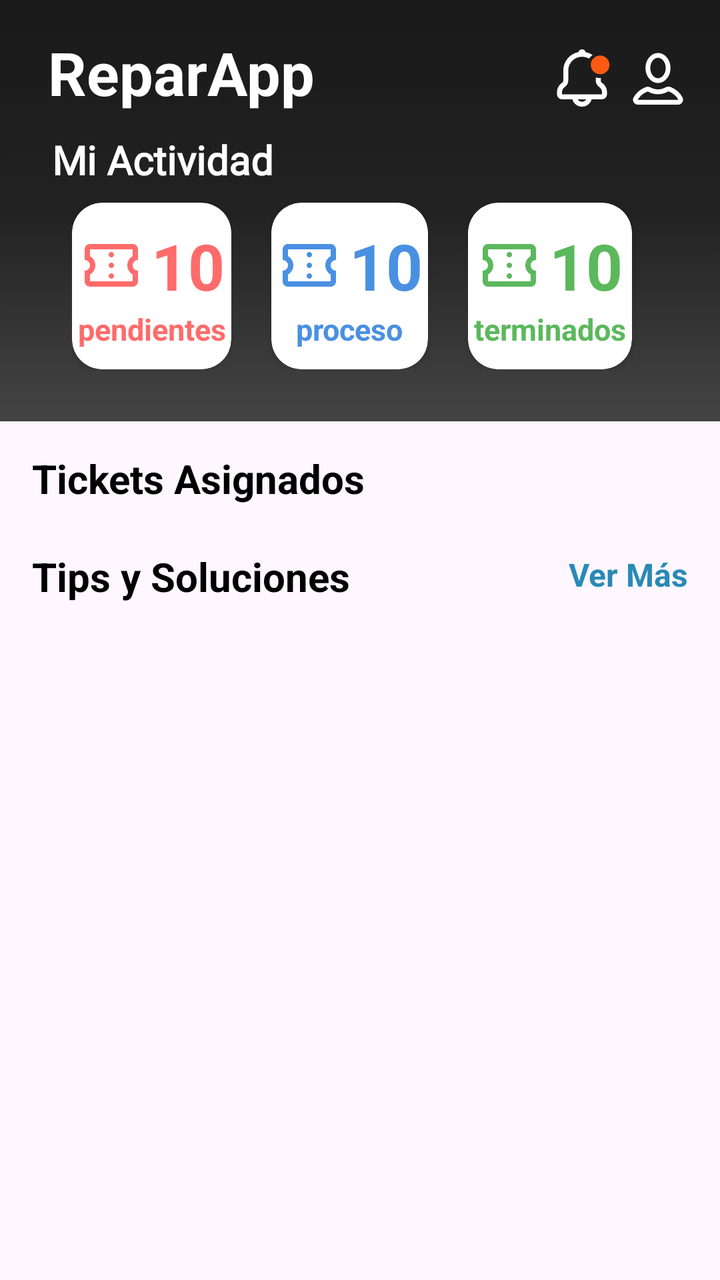
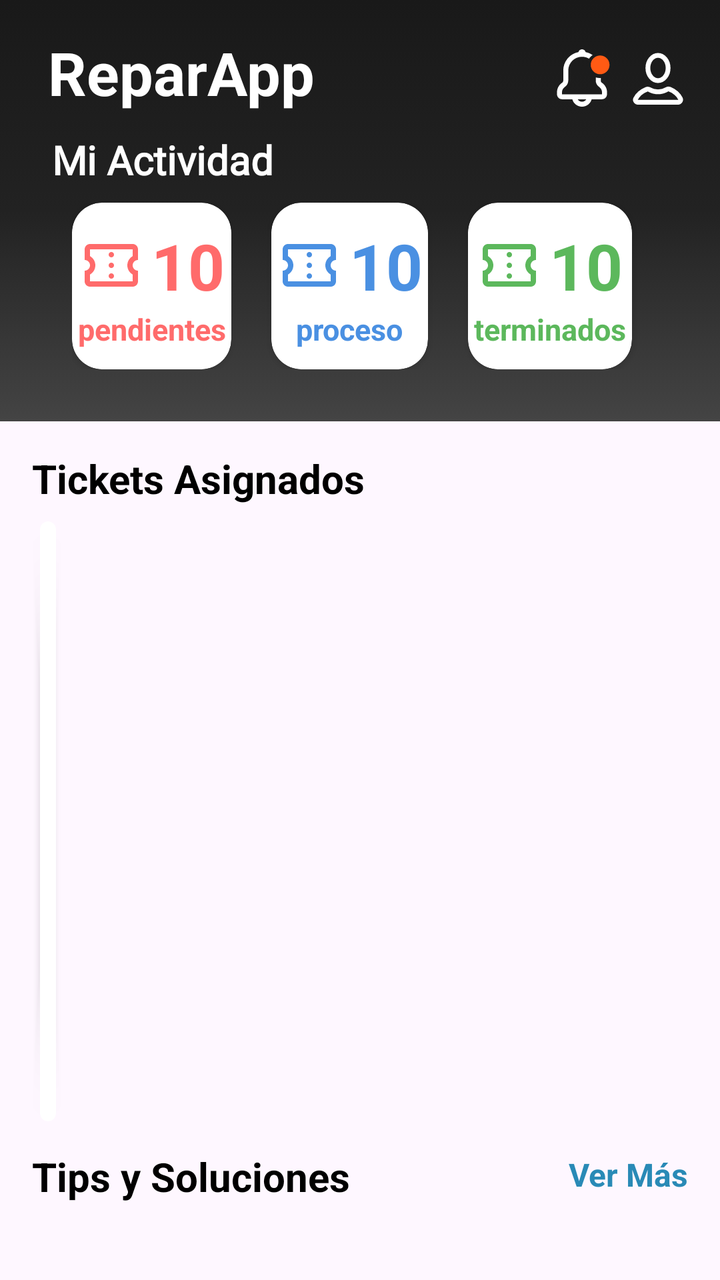

The first picture is an Android layout as it rendered before a commit; the second is the same layout after the commit. The layout source and the unified diff follow.
<!-- AndroidManifest.xml: application theme Theme.ReparApp -->
<!-- res/layout/fragment_home_technical.xml -->
<?xml version="1.0" encoding="utf-8"?>
<LinearLayout xmlns:android="http://schemas.android.com/apk/res/android"
    xmlns:app="http://schemas.android.com/apk/res-auto"
    xmlns:tools="http://schemas.android.com/tools"
    android:layout_width="match_parent"
    android:orientation="vertical"
    android:layout_height="match_parent">

    <LinearLayout
        android:layout_width="match_parent"
        android:layout_height="match_parent"
        android:orientation="vertical">

        <LinearLayout
            android:layout_width="match_parent"
            android:layout_height="wrap_content"
            android:background="@drawable/bg_fondo"
            android:orientation="vertical"
            android:padding="16dp"
            >
            <androidx.constraintlayout.widget.ConstraintLayout
                android:id="@+id/headerLayout"
                android:layout_width="match_parent"
                android:layout_height="wrap_content"
                android:gravity="center_vertical"
                android:orientation="horizontal"
                >

                <TextView
                    android:id="@+id/tv_titulo_home"
                    android:layout_width="wrap_content"
                    android:layout_height="wrap_content"
                    android:layout_marginStart="8dp"
                    android:text="@string/home"
                    android:textColor="@android:color/white"
                    android:textSize="30sp"
                    android:textStyle="bold"
                    app:layout_constraintStart_toStartOf="parent"
                    app:layout_constraintTop_toTopOf="parent" />

                <ImageView
                    android:id="@+id/img_usuario_notificacion"
                    android:layout_width="30dp"
                    android:layout_height="30dp"
                    android:layout_marginTop="8dp"
                    android:layout_marginEnd="8dp"
                    android:src="@drawable/icon_noti_act"
                    app:layout_constraintEnd_toStartOf="@id/img_usuario_perfil"
                    app:layout_constraintTop_toTopOf="parent" />

                <ImageView
                    android:id="@+id/img_usuario_perfil"
                    android:layout_width="30dp"
                    android:layout_height="30dp"
                    android:layout_marginTop="8dp"
                    android:src="@drawable/icon_profile_pru"
                    app:layout_constraintEnd_toEndOf="parent"
                    app:layout_constraintTop_toTopOf="parent" />

            </androidx.constraintlayout.widget.ConstraintLayout>

            <TextView
                android:layout_width="wrap_content"
                android:layout_height="wrap_content"
                android:fontFamily="@font/roboto_bold"
                android:layout_marginStart="10dp"
                android:text="Mi Actividad"
                android:textColor="@color/white"
                android:layout_marginTop="10dp"
                android:textSize="20sp"
                android:textStyle="bold" />

            <LinearLayout
                android:layout_width="match_parent"
                android:layout_height="wrap_content"
                android:layout_marginTop="8dp"
                android:layout_marginBottom="10dp"
                android:orientation="horizontal"
                android:paddingHorizontal="20dp">

                <androidx.cardview.widget.CardView
                    android:id="@+id/card_tickets_pendientes"
                    android:layout_width="wrap_content"
                    android:layout_height="wrap_content"
                    android:layout_marginEnd="20dp"
                    android:layout_weight="1"
                    app:cardBackgroundColor="@color/white"
                    app:cardCornerRadius="15dp"
                    app:cardElevation="2dp"
                    app:strokeColor="@color/black"
                    app:strokeWidth="2dp">

                    <androidx.constraintlayout.widget.ConstraintLayout
                        android:layout_width="match_parent"
                        android:layout_height="match_parent"
                        android:gravity="center"
                        android:orientation="horizontal"
                        android:paddingVertical="10dp">

                        <LinearLayout
                            android:id="@+id/cantidad_pendiente"
                            android:layout_width="wrap_content"
                            android:layout_height="wrap_content"
                            android:gravity="center_horizontal"
                            android:orientation="horizontal"
                            app:layout_constraintEnd_toEndOf="parent"
                            app:layout_constraintStart_toStartOf="parent"
                            app:layout_constraintTop_toTopOf="parent">

                            <ImageView
                                android:id="@+id/img_ticket_pendientes"
                                android:layout_width="32dp"
                                android:layout_height="32dp"
                                android:layout_gravity="center"
                                android:contentDescription="Ticket Icon"
                                android:src="@drawable/ic_ticket_while"
                                app:tint="#FF6B6B" />

                            <TextView
                                android:id="@+id/tv_tickets_pendientes"
                                android:layout_width="wrap_content"
                                android:layout_height="wrap_content"
                                android:layout_marginStart="4dp"
                                android:text="10"
                                android:textColor="#FF6B6B"
                                android:textSize="32sp"
                                android:textStyle="bold"
                                app:layout_constraintStart_toEndOf="@id/img_ticket_pendientes"
                                app:layout_constraintTop_toTopOf="parent" />

                        </LinearLayout>

                        <TextView
                            android:layout_width="wrap_content"
                            android:layout_height="wrap_content"
                            android:text="@string/pendientes"
                            android:textColor="#FF6B6B"
                            android:textSize="15sp"
                            android:textStyle="bold"
                            app:layout_constraintEnd_toEndOf="parent"
                            app:layout_constraintStart_toStartOf="parent"
                            app:layout_constraintTop_toBottomOf="@id/cantidad_pendiente" />
                    </androidx.constraintlayout.widget.ConstraintLayout>
                </androidx.cardview.widget.CardView>

                <androidx.cardview.widget.CardView
                    android:id="@+id/card_tickets_asignados"
                    android:layout_width="wrap_content"
                    android:layout_height="wrap_content"
                    android:layout_marginEnd="20dp"
                    android:layout_weight="1"
                    app:cardBackgroundColor="@color/white"
                    app:cardCornerRadius="15dp"
                    app:cardElevation="2dp">

                    <androidx.constraintlayout.widget.ConstraintLayout
                        android:layout_width="match_parent"
                        android:layout_height="match_parent"
                        android:gravity="center"
                        android:orientation="horizontal"
                        android:paddingVertical="10dp">

                        <LinearLayout
                            android:id="@+id/cantidad_asignado"
                            android:layout_width="wrap_content"
                            android:layout_height="wrap_content"
                            android:gravity="center_horizontal"
                            android:orientation="horizontal"
                            app:layout_constraintEnd_toEndOf="parent"
                            app:layout_constraintStart_toStartOf="parent"
                            app:layout_constraintTop_toTopOf="parent">

                            <ImageView
                                android:layout_width="32dp"
                                android:layout_height="32dp"
                                android:layout_gravity="center"
                                android:contentDescription="Ticket Icon"
                                android:src="@drawable/ic_ticket_while"
                                app:tint="#4A90E2" />

                            <TextView
                                android:id="@+id/tv_tickets_asignados"
                                android:layout_width="wrap_content"
                                android:layout_height="wrap_content"
                                android:layout_marginStart="4dp"
                                android:text="10"
                                android:textColor="#4A90E2"
                                android:textSize="32sp"
                                android:textStyle="bold" />

                        </LinearLayout>

                        <TextView
                            android:layout_width="wrap_content"
                            android:layout_height="wrap_content"
                            android:text="proceso"
                            android:textColor="#4A90E2"
                            android:textSize="15sp"
                            android:textStyle="bold"
                            app:layout_constraintEnd_toEndOf="parent"
                            app:layout_constraintStart_toStartOf="parent"
                            app:layout_constraintTop_toBottomOf="@id/cantidad_asignado" />
                    </androidx.constraintlayout.widget.ConstraintLayout>
                </androidx.cardview.widget.CardView>

                <androidx.cardview.widget.CardView
                    android:id="@+id/card_tickets_terminados"
                    android:layout_width="wrap_content"
                    android:layout_height="wrap_content"
                    android:layout_marginEnd="8dp"
                    android:layout_weight="1"
                    app:cardBackgroundColor="@color/white"
                    app:cardCornerRadius="15dp"
                    app:cardElevation="2dp">

                    <androidx.constraintlayout.widget.ConstraintLayout
                        android:layout_width="match_parent"
                        android:layout_height="match_parent"
                        android:gravity="center"
                        android:orientation="horizontal"
                        android:paddingVertical="10dp">

                        <LinearLayout
                            android:id="@+id/cantidad_pentdiente"
                            android:layout_width="wrap_content"
                            android:layout_height="wrap_content"
                            android:gravity="center_horizontal"
                            android:orientation="horizontal"
                            app:layout_constraintEnd_toEndOf="parent"
                            app:layout_constraintStart_toStartOf="parent"
                            app:layout_constraintTop_toTopOf="parent">

                            <ImageView
                                android:id="@+id/img_ticket_terminados"
                                android:layout_width="32dp"
                                android:layout_height="32dp"
                                android:layout_gravity="center"
                                android:contentDescription="Ticket Icon"
                                android:src="@drawable/ic_ticket_while"
                                app:tint="#5CB85C" />

                            <TextView
                                android:id="@+id/tv_tickets_terminados"
                                android:layout_width="wrap_content"
                                android:layout_height="wrap_content"
                                android:layout_marginStart="4dp"
                                android:text="10"
                                android:textColor="#5CB85C"
                                android:textSize="32sp"
                                android:textStyle="bold"
                                app:layout_constraintStart_toEndOf="@id/img_ticket_pendientes"
                                app:layout_constraintTop_toTopOf="parent" />

                        </LinearLayout>

                        <TextView
                            android:layout_width="wrap_content"
                            android:layout_height="wrap_content"
                            android:text="terminados"
                            android:textColor="#5CB85C"
                            android:textSize="15sp"
                            android:textStyle="bold"
                            app:layout_constraintEnd_toEndOf="parent"
                            app:layout_constraintStart_toStartOf="parent"
                            app:layout_constraintTop_toBottomOf="@id/cantidad_pentdiente" />
                    </androidx.constraintlayout.widget.ConstraintLayout>
                </androidx.cardview.widget.CardView>

            </LinearLayout>
        </LinearLayout>


        <LinearLayout
            android:layout_width="match_parent"
            android:layout_height="wrap_content"
            android:layout_marginHorizontal="16dp"
            android:layout_weight="1"
            android:orientation="vertical">

            <ScrollView
                android:layout_width="match_parent"
                android:layout_height="match_parent"
                android:fillViewport="true">
                <LinearLayout
                    android:layout_width="match_parent"
                    android:layout_height="match_parent"
                    android:orientation="vertical">
                    <androidx.constraintlayout.widget.ConstraintLayout
                        android:layout_width="match_parent"
                        android:layout_height="wrap_content"
                        android:layout_marginTop="15dp">

                        <TextView
                            android:id="@+id/tv_titulo_mis_tickets"
                            android:layout_width="wrap_content"
                            android:layout_height="wrap_content"
                            android:text="Tickets Asignados"
                            android:textColor="@color/black"
                            android:textSize="20sp"
                            android:textStyle="bold"
                            app:layout_constraintBottom_toBottomOf="parent"
                            app:layout_constraintStart_toStartOf="parent"
                            app:layout_constraintTop_toTopOf="parent" />

                        
                        
                        
                        
                        
                        
                        
                        
                        
                        
                        
                    </androidx.constraintlayout.widget.ConstraintLayout>

                    <androidx.cardview.widget.CardView
                        android:layout_width="wrap_content"
                        android:layout_height="wrap_content"
                        android:layout_marginHorizontal="4dp"
                        android:layout_marginTop="8dp"
                        app:cardCornerRadius="4dp">

                        <TextView
                            android:id="@+id/tv_no_tickets"
                            android:layout_width="match_parent"
                            android:layout_height="wrap_content"
                            android:text="No hay tickets registrados"
                            android:gravity="center"
                            android:textSize="16sp"
                            android:textColor="@color/black"
                            android:visibility="gone"
                            android:layout_marginTop="10dp"
                            />

                        <androidx.recyclerview.widget.RecyclerView
                            android:id="@+id/rv_historial_tickets"
                            android:layout_width="match_parent"
                            android:layout_height="wrap_content"
                            android:paddingHorizontal="10dp"
                            tools:layoutManager="LinearLayoutManager"
                            tools:listitem="@layout/item_ticket_card"
                            tools:orientation="horizontal" />
                    </androidx.cardview.widget.CardView>

                    <androidx.constraintlayout.widget.ConstraintLayout
                        android:layout_width="match_parent"
                        android:layout_height="wrap_content"
                        android:layout_marginTop="14dp">

                        <TextView
                            android:id="@+id/tv_tips_soluciones"
                            android:layout_width="wrap_content"
                            android:layout_height="wrap_content"
                            android:text="Tips y Soluciones"
                            android:textColor="@color/black"
                            android:textSize="20sp"
                            android:textStyle="bold"
                            app:layout_constraintBottom_toBottomOf="parent"
                            app:layout_constraintStart_toStartOf="parent"
                            app:layout_constraintTop_toTopOf="parent" />

                        <TextView
                            android:id="@+id/tv_ver_mas"
                            android:layout_width="wrap_content"
                            android:layout_height="24dp"
                            android:text="Ver Más"
                            android:textColor="#298AB6"
                            android:textSize="16dp"
                            android:textStyle="bold"
                            app:layout_constraintBottom_toBottomOf="@id/tv_tips_soluciones"
                            app:layout_constraintEnd_toEndOf="parent"
                            app:layout_constraintTop_toTopOf="parent" />
                    </androidx.constraintlayout.widget.ConstraintLayout>


                    <androidx.recyclerview.widget.RecyclerView
                        android:id="@+id/rv_base_conocimientos"
                        android:layout_width="match_parent"
                        android:layout_height="wrap_content"
                        android:layout_marginTop="10dp"
                        android:scrollbars="none"
                        tools:layoutManager="LinearLayoutManager"
                        tools:listitem="@layout/item_know_prueba"
                        tools:orientation="horizontal" />
                </LinearLayout>
            </ScrollView>


        </LinearLayout>



    </LinearLayout>
</LinearLayout>
<!-- res/layout/item_ticket_card.xml (included above) -->
<?xml version="1.0" encoding="utf-8"?>
<androidx.cardview.widget.CardView xmlns:android="http://schemas.android.com/apk/res/android"
    xmlns:app="http://schemas.android.com/apk/res-auto"
    android:layout_width="120dp"
    android:layout_height="120dp"
    android:layout_marginEnd="12dp"
    app:cardCornerRadius="8dp"
    app:cardElevation="2dp"
    app:cardBackgroundColor="@color/white">
        <LinearLayout
            android:layout_width="match_parent"
            android:layout_height="match_parent"
            android:orientation="vertical"
            android:gravity="center"
            android:padding="8dp">

            <ImageView
                android:layout_width="48dp"
                android:layout_height="48dp"
                android:src="@drawable/ic_ticket_black"
                android:contentDescription="@string/ticket_icon" />

            <TextView
                android:id="@+id/tv_nombre_ticket"
                android:layout_width="wrap_content"
                android:layout_height="wrap_content"
                android:text="Ticket"
                android:textColor="@android:color/black"
                android:textSize="16sp"
                android:textStyle="bold"
                android:layout_marginTop="8dp" />

            <TextView
                android:id="@+id/tv_codigo_ticket"
                android:layout_width="wrap_content"
                android:layout_height="wrap_content"
                android:text="COD7eddasd"
                android:textColor="@android:color/darker_gray"
                android:textSize="12sp"/>
        </LinearLayout>
</androidx.cardview.widget.CardView>
<!-- res/layout/item_know_prueba.xml (included above) -->
<?xml version="1.0" encoding="utf-8"?>
<androidx.cardview.widget.CardView android:layout_width="match_parent"
    android:layout_height="wrap_content"
    xmlns:app="http://schemas.android.com/apk/res-auto"
    app:cardCornerRadius="4dp"
    android:layout_margin="4dp"
    xmlns:android="http://schemas.android.com/apk/res/android">
        <LinearLayout
            android:layout_width="match_parent"
            android:layout_height="110dp"
            android:gravity="start|center"
            android:orientation="vertical"
            android:paddingHorizontal="10dp"
            >

            <TextView
                android:id="@+id/tv_nombre_problema"
                android:layout_width="wrap_content"
                android:layout_height="wrap_content"
                android:gravity="start|center"
                android:text="Pantalla rota de iphone 15"
                android:textSize="18dp"
                android:textAppearance="?attr/textAppearanceHeadline6" />

            <TextView
                android:id="@+id/tv_descripcion_solucion"
                android:layout_width="wrap_content"
                android:layout_height="wrap_content"
                android:layout_marginTop="10dp"
                android:textSize="16dp"
                android:maxLines="2"
                android:ellipsize="end"
                android:textColor="#505050"
                android:text="Para el cambio de pantalla de este modelo, debemos consultar con la guía específica ..."
                android:textAppearance="?attr/textAppearanceBody1" />

        </LinearLayout>
    </androidx.cardview.widget.CardView>
<!-- resources referenced by this layout -->
<resources>
  <color name="black">#FF000000</color>
  <color name="white">#FFFFFFFF</color>
  <!-- drawable bg_fondo (drawable) -->
  <?xml version="1.0" encoding="utf-8"?>
  <selector xmlns:android="http://schemas.android.com/apk/res/android">
      <item>
          <shape android:shape="rectangle">
              <gradient
                  android:type="linear"
                  android:angle="270"
                  android:startColor="#191919"
                  android:centerColor="#222222"
                  android:endColor="#444444"
                  android:gradientRadius="0.8"
              />
          </shape>
      </item>
  </selector>
  <!-- drawable ic_ticket_black: vector/xml drawable (drawable, 2171 chars, omitted) -->
  <!-- drawable icon_profile_pru (drawable) -->
  <vector xmlns:android="http://schemas.android.com/apk/res/android"
      android:width="50dp"
      android:height="50dp"
      android:viewportWidth="50"
      android:viewportHeight="50">
    <path
        android:pathData="M25,6.167C29.323,6.167 33.416,10.511 33.416,16.667C33.416,22.822 29.323,27.166 25,27.167C20.678,27.167 16.583,22.823 16.583,16.667C16.583,10.511 20.678,6.167 25,6.167Z"
        android:strokeWidth="4"
        android:fillColor="#00000000"
        android:strokeColor="#ffffff"/>
    <path
        android:pathData="M32.695,34.381C33.067,34.158 33.845,34.058 34.723,34.336C38.902,36.061 42.012,38.869 43.628,42.101C44.321,43.487 43.327,45.249 41.458,45.249H8.542C7.655,45.249 6.904,44.805 6.484,44.204C6.081,43.626 6.015,42.975 6.345,42.364L6.358,42.337L6.372,42.31C7.996,39.062 11.13,36.239 15.341,34.516L15.41,34.488L15.477,34.454C15.997,34.194 16.761,34.22 17.482,34.483C19.801,35.839 22.187,36.541 25,36.541C27.884,36.541 30.321,35.805 32.695,34.381Z"
        android:strokeWidth="4"
        android:fillColor="#00000000"
        android:strokeColor="#ffffff"/>
  </vector>
  <string name="home">ReparApp</string>
  <string name="pendientes">pendientes</string>
  <string name="ticket_icon">Ticket Icon</string>
  <style name="Theme.ReparApp" parent="Base.Theme.ReparApp" />
  <style name="Base.Theme.ReparApp" parent="Theme.Material3.DayNight.NoActionBar">
          
          
      </style>
  <!-- unchanged entries left out for length: 2 -->
</resources>

<!-- the commit's change to res/layout/fragment_home_technical.xml (unified diff, before → after) -->
@@ -337,11 +337,11 @@
                         <androidx.recyclerview.widget.RecyclerView
                             android:id="@+id/rv_historial_tickets"
                             android:layout_width="match_parent"
-                            android:layout_height="wrap_content"
-                            android:paddingHorizontal="10dp"
+                            android:layout_height="300dp"
+                            android:paddingHorizontal="4dp"
                             tools:layoutManager="LinearLayoutManager"
-                            tools:listitem="@layout/item_ticket_card"
-                            tools:orientation="horizontal" />
+                            tools:listitem="@layout/item_ticket"
+                            tools:orientation="vertical" />
                     </androidx.cardview.widget.CardView>
 
                     <androidx.constraintlayout.widget.ConstraintLayout
@@ -394,47 +394,78 @@
 
     </LinearLayout>
 </LinearLayout>
-<!-- res/layout/item_ticket_card.xml (included above) -->
+<!-- res/layout/item_ticket.xml (included above) -->
 <?xml version="1.0" encoding="utf-8"?>
 <androidx.cardview.widget.CardView xmlns:android="http://schemas.android.com/apk/res/android"
+    android:layout_width="match_parent"
+    android:layout_height="wrap_content"
     xmlns:app="http://schemas.android.com/apk/res-auto"
-    android:layout_width="120dp"
-    android:layout_height="120dp"
-    android:layout_marginEnd="12dp"
+    android:layout_marginHorizontal="8dp"
+    android:layout_marginTop="8dp"
+    android:layout_marginBottom="8dp"
     app:cardCornerRadius="8dp"
-    app:cardElevation="2dp"
-    app:cardBackgroundColor="@color/white">
+    app:cardElevation="2dp">
+
+    <LinearLayout
+        android:layout_width="match_parent"
+        android:layout_height="wrap_content"
+        android:orientation="horizontal"
+        android:padding="16dp"
+        android:gravity="center_vertical">
+
+        <ImageView
+            android:id="@+id/ticketIcon"
+            android:layout_width="24dp"
+            android:layout_height="24dp"
+            android:src="@drawable/icon_device_text"
+            android:contentDescription="Ticket Type Icon"
+            app:tint="@android:color/black"
+            android:layout_marginEnd="12dp" />
+
         <LinearLayout
-            android:layout_width="match_parent"
-            android:layout_height="match_parent"
-            android:orientation="vertical"
-            android:gravity="center"
-            android:padding="8dp">
-
-            <ImageView
-                android:layout_width="48dp"
-                android:layout_height="48dp"
-                android:src="@drawable/ic_ticket_black"
-                android:contentDescription="@string/ticket_icon" />
+            android:layout_width="0dp"
+            android:layout_height="wrap_content"
+            android:layout_weight="1"
+            android:orientation="vertical">
 
             <TextView
-                android:id="@+id/tv_nombre_ticket"
+                android:id="@+id/ticket_codigo"
                 android:layout_width="wrap_content"
                 android:layout_height="wrap_content"
-                android:text="Ticket"
+                android:text="FALLO ..."
                 android:textColor="@android:color/black"
                 android:textSize="16sp"
-                android:textStyle="bold"
-                android:layout_marginTop="8dp" />
+                android:textStyle="bold" />
 
             <TextView
-                android:id="@+id/tv_codigo_ticket"
+                android:id="@+id/ticket_fecha_reporte"
                 android:layout_width="wrap_content"
                 android:layout_height="wrap_content"
-                android:text="COD7eddasd"
-                android:textColor="@android:color/darker_gray"
-                android:textSize="12sp"/>
+                android:text="12 Mayo 2025 - 9:14 Am"
+                android:textColor="@color/grey"
+                android:textSize="14sp"
+                android:layout_marginTop="4dp" />
+
         </LinearLayout>
+
+        <com.google.android.material.button.MaterialButton
+            android:id="@+id/btn_ticket_ver_detalle"
+            android:layout_width="wrap_content"
+            android:layout_height="50dp"
+            android:text="@string/detalle"
+            android:textColor="@android:color/white"
+            android:backgroundTint = "@android:color/holo_red_dark"
+            android:textSize="14sp"
+            android:paddingHorizontal="10dp"
+            android:paddingVertical="6dp"
+            android:textAllCaps="false"
+            android:minWidth="0dp"
+            android:minHeight="0dp"
+            app:icon="@drawable/ic_arrow_right"
+            app:iconGravity="end"
+            app:cornerRadius="5dp"/>
+    </LinearLayout>
+
 </androidx.cardview.widget.CardView>
 <!-- res/layout/item_know_prueba.xml (included above) -->
 <?xml version="1.0" encoding="utf-8"?>
<!-- resource entries referenced after the edit -->
@@ -1,6 +1,7 @@
 <!-- resources referenced by this layout -->
 <resources>
   <color name="black">#FF000000</color>
+  <color name="grey">#828282</color>
   <color name="white">#FFFFFFFF</color>
   <!-- drawable bg_fondo (drawable) -->
   <?xml version="1.0" encoding="utf-8"?>
@@ -18,7 +19,17 @@
           </shape>
       </item>
   </selector>
-  <!-- drawable ic_ticket_black: vector/xml drawable (drawable, 2171 chars, omitted) -->
+  <!-- drawable ic_arrow_right: png bitmap (drawable, 198 bytes) -->
+  <!-- drawable icon_device_text (drawable) -->
+  <vector xmlns:android="http://schemas.android.com/apk/res/android"
+      android:width="24dp"
+      android:height="24dp"
+      android:viewportWidth="960"
+      android:viewportHeight="960">
+    <path
+        android:pathData="M480,420ZM80,800v-80h400v80L80,800ZM200,680q-33,0 -56.5,-23.5T120,600v-360q0,-33 23.5,-56.5T200,160h560q33,0 56.5,23.5T840,240L200,240v360h280v80L200,680ZM800,720v-320L640,400v320h160ZM620,800q-25,0 -42.5,-17.5T560,740v-360q0,-25 17.5,-42.5T620,320h200q25,0 42.5,17.5T880,380v360q0,25 -17.5,42.5T820,800L620,800ZM720,500q13,0 21.5,-9t8.5,-21q0,-13 -8.5,-21.5T720,440q-12,0 -21,8.5t-9,21.5q0,12 9,21t21,9ZM720,560Z"
+        android:fillColor="#1f1f1f"/>
+  </vector>
   <!-- drawable icon_profile_pru (drawable) -->
   <vector xmlns:android="http://schemas.android.com/apk/res/android"
       android:width="50dp"
@@ -36,9 +47,9 @@
         android:fillColor="#00000000"
         android:strokeColor="#ffffff"/>
   </vector>
+  <string name="detalle">Detalle</string>
   <string name="home">ReparApp</string>
   <string name="pendientes">pendientes</string>
-  <string name="ticket_icon">Ticket Icon</string>
   <style name="Theme.ReparApp" parent="Base.Theme.ReparApp" />
   <style name="Base.Theme.ReparApp" parent="Theme.Material3.DayNight.NoActionBar">
           
